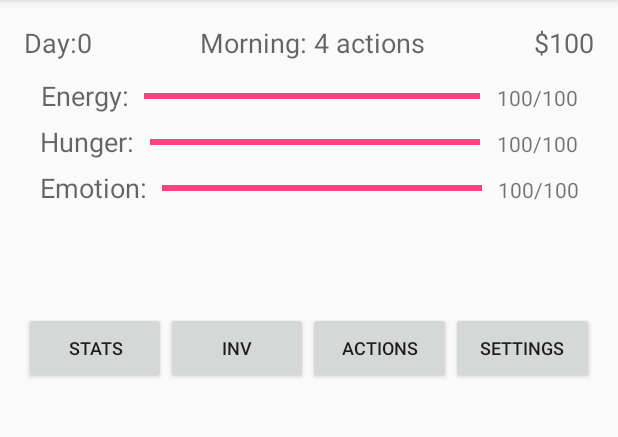
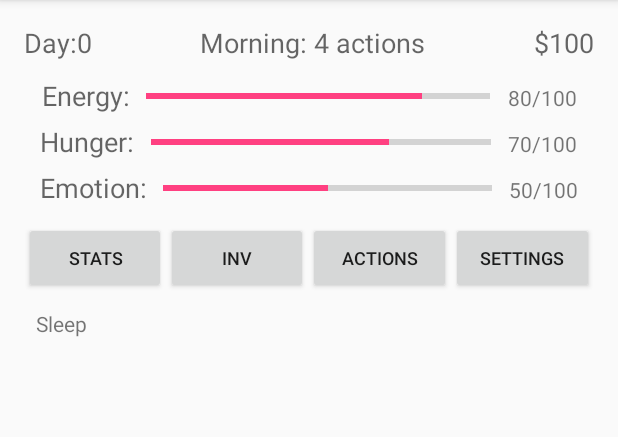
Before and after one commit to danteruiz/LiveItUpApp, an Android app: the screen it shows after launch (MainActivity), after a tap on "ACTIONS", on a phone screen of 412 x 824 dp, the part 84-521 px from its top. Run offline under Robolectric (Android 15) with nearby library versions, the phone set to English and light mode, and no system bars.

Commit message:
Sleep action button working
Fuck yeah

```diff
--- a/LiveItUp/app/src/main/java/com/example/dante/liveitup/ListAdapter.java
+++ b/LiveItUp/app/src/main/java/com/example/dante/liveitup/ListAdapter.java
@@ -62,11 +62,12 @@ public class ListAdapter extends ArrayAdapter<ListElement>
 
         // Fills in the view.
         TextView tv = (TextView) newView.findViewById(R.id.itemText);
-             tv.setText("hello");
+             tv.setText(w.textLabel);
 
         // Set a listener for the whole list item.
         newView.setTag("hello");
 
         return newView;
     }
+
 }
--- a/LiveItUp/app/src/main/java/com/example/dante/liveitup/ListClickHandler.java
+++ b/LiveItUp/app/src/main/java/com/example/dante/liveitup/ListClickHandler.java
@@ -1,5 +1,6 @@
 package com.example.dante.liveitup;
 
+import android.content.SharedPreferences;
 import android.os.Bundle;
 import android.app.Activity;
 import android.content.Context;
@@ -10,18 +11,56 @@ import android.widget.AdapterView;
 import android.widget.AdapterView.OnItemClickListener;
 import android.widget.ArrayAdapter;
 import android.widget.ListView;
+import android.widget.ProgressBar;
 import android.widget.TextView;
+import android.preference.PreferenceManager;
 /**
  * Created by Dante on 3/3/16.
  */
 
 
-public class ListClickHandler implements OnItemClickListener{
+public class ListClickHandler implements OnItemClickListener {
+
+    private int energy;
+    private int hunger;
+    private int emotion;
+    private ProgressBar progressBar;
+    private ProgressBar progressBar2;
+    private ProgressBar progressBar3;
+
+    SharedPreferences settings;
+    SharedPreferences.Editor editor;
+
+    private MainActivity Activity;
+
+    ListClickHandler(int energy, int hunger, int emotion, SharedPreferences settings, MainActivity Activity)
+    {
+        this.energy = energy;
+        this.hunger = hunger;
+        this.emotion = emotion;
+        this.settings = settings;
+        editor = settings.edit();
+        this.Activity = Activity;
+    }
 
     @Override
     public void onItemClick(AdapterView<?> adapter, View view, int position, long arg3) {
-        // TODO Auto-generated method stub
+        ListElement item = (ListElement) adapter.getItemAtPosition(position);
+        String action = item.tag;
 
+
+        if(action.equals("Sleep1"))
+        {
+            energy = settings.getInt("energy", energy);
+            energy += 20;
+            if(energy > 100){
+                energy = 100;
+            }
+            editor.putInt("energy", energy);
+            editor.commit();
+        }
+        Activity.init();
     }
 
+
 }
--- a/LiveItUp/app/src/main/java/com/example/dante/liveitup/ListElement.java
+++ b/LiveItUp/app/src/main/java/com/example/dante/liveitup/ListElement.java
@@ -7,11 +7,11 @@ public class ListElement
 {
     ListElement() {};
 
-    ListElement(String tl, String bl) {
+    ListElement(String tl, String tag) {
         textLabel = tl;
-        buttonLabel = bl;
+        this.tag = tag;
     }
 
     public String textLabel;
-    public String buttonLabel;
+    public String tag;
 }
--- a/LiveItUp/app/src/main/java/com/example/dante/liveitup/MainActivity.java
+++ b/LiveItUp/app/src/main/java/com/example/dante/liveitup/MainActivity.java
@@ -1,5 +1,6 @@
 package com.example.dante.liveitup;
 
+import android.content.SharedPreferences;
 import android.support.v7.app.AppCompatActivity;
 import android.os.Bundle;
 import android.os.Handler;
@@ -9,17 +10,33 @@ import android.widget.Button;
 import android.widget.ListView;
 import android.widget.ProgressBar;
 import android.widget.TextView;
+import android.preference.PreferenceManager;
 
 import java.util.ArrayList;
 
 public class MainActivity extends AppCompatActivity {
 
     private ProgressBar progressBar;
-    private int progressStatus = 100;
+    private ProgressBar progressBar2;
+    private ProgressBar progressBar3;
     private TextView textView;
     private Handler handler = new Handler();
     private ArrayList<ListElement> aList;
     private ListAdapter aa;
+
+    private static MainActivity instance = null;
+
+    private int energy = 80;
+    private int hunger = 70;
+    private int emotion = 50;
+
+    SharedPreferences settings;
+    public static MainActivity getActivity(){
+        if(instance == null){
+            instance = new MainActivity();
+        }
+        return instance;
+    }
 
     @Override
     protected void onCreate(Bundle savedInstanceState) {
@@ -27,39 +44,72 @@ public class MainActivity extends AppCompatActivity {
         setContentView(R.layout.activity_main);
 
         progressBar = (ProgressBar) findViewById(R.id.progressBar);
+        progressBar2 = (ProgressBar) findViewById(R.id.progressBar2);
+        progressBar3 = (ProgressBar) findViewById(R.id.progressBar3);
 
+        settings = PreferenceManager.getDefaultSharedPreferences((this));
 
         aList = new ArrayList<ListElement>();
         aa = new ListAdapter(this, R.layout.list_view, aList);
         ListView myListView = (ListView) findViewById(R.id.listView);
         myListView.setAdapter(aa);
-        myListView.setOnItemClickListener(new ListClickHandler());
+
+        init();
+
+        myListView.setOnItemClickListener(new ListClickHandler(energy, hunger, emotion, settings, this));
         // Read from appInfo the list of friends, and sets it.
-        for (int i = 0; i < 6; i++) {
-            ListElement le = new ListElement();
-            le.textLabel = "hello";
-            le.buttonLabel = "Choose";
-            aList.add(le);
-        }
         aa.notifyDataSetChanged();
+
+        instance = this;
+
 
     }
 
     public void Stats(View v)
     {
         aa.clear();
-        progressStatus += 5;
-        progressBar.setProgress(progressStatus);
     }
     public void Inv(View v)
     {
         aa.clear();
-        progressStatus -= 5;
-        progressBar.setProgress(progressStatus);
     }
 
     public void Actions(View v)
     {
         aa.clear();
+        MorningA();
+    }
+    public void MorningA(){
+        ListElement le = new ListElement();
+        le.textLabel = "Sleep";
+        le.tag = "Sleep1";
+        aList.add(le);
+    }
+
+
+    public void init()
+    {
+
+        energy = settings.getInt("energy", energy);
+        progressBar.setProgress(energy);
+        String energyText = Integer.toString(energy);
+        TextView view = (TextView) findViewById(R.id.textView5);
+
+        view.setText(energyText + "/100");
+
+        hunger = settings.getInt("hunger", hunger);
+        progressBar2.setProgress(hunger);
+        String hungerText = Integer.toString(hunger);
+        TextView view2 = (TextView) findViewById(R.id.textView7);
+
+        view2.setText(hungerText + "/100");
+
+        emotion = settings.getInt("emotion", emotion);
+        progressBar3.setProgress(emotion);
+        String emotionText = Integer.toString(emotion);
+        TextView view3 = (TextView) findViewById(R.id.textView9);
+
+        view3.setText(emotionText + "/100");
+
     }
 }
--- a/LiveItUp/app/src/main/res/layout/activity_main.xml
+++ b/LiveItUp/app/src/main/res/layout/activity_main.xml
@@ -14,12 +14,12 @@
     <LinearLayout
         android:orientation="horizontal"
         android:layout_width="match_parent"
-        android:layout_height="60dp"
+        android:layout_height="50dp"
         android:id="@+id/linearLayout"
-        android:layout_below="@+id/linearLayout2"
+        android:layout_below="@+id/linearLayout5"
         android:layout_alignParentLeft="true"
         android:layout_alignParentStart="true"
-        android:layout_marginTop="162dp">
+        android:layout_marginTop="10dp">
 
         <Button
             android:layout_width="wrap_content"
@@ -122,7 +122,6 @@
             android:id="@+id/progressBar"
             android:minHeight="25dp"
             android:max ="100"
-            android:progress="100"
             android:layout_weight=".80"
             android:gravity="center"/>
 
@@ -163,7 +162,6 @@
             android:id="@+id/progressBar2"
             android:minHeight="25dp"
             android:max ="100"
-            android:progress="100"
             android:layout_weight=".80"
             android:gravity="center"/>
 
@@ -204,7 +202,6 @@
             android:id="@+id/progressBar3"
             android:minHeight="25dp"
             android:max ="100"
-            android:progress="100"
             android:layout_weight=".80"
             android:gravity="center"/>
 
@@ -218,5 +215,12 @@
             android:gravity="center"/>
     </LinearLayout>
 
+    <ListView
+        android:layout_width="wrap_content"
+        android:layout_height="wrap_content"
+        android:id="@+id/listView"
+        android:layout_below="@+id/linearLayout"
+        android:layout_centerHorizontal="true" />
+
 
 </RelativeLayout>
```
